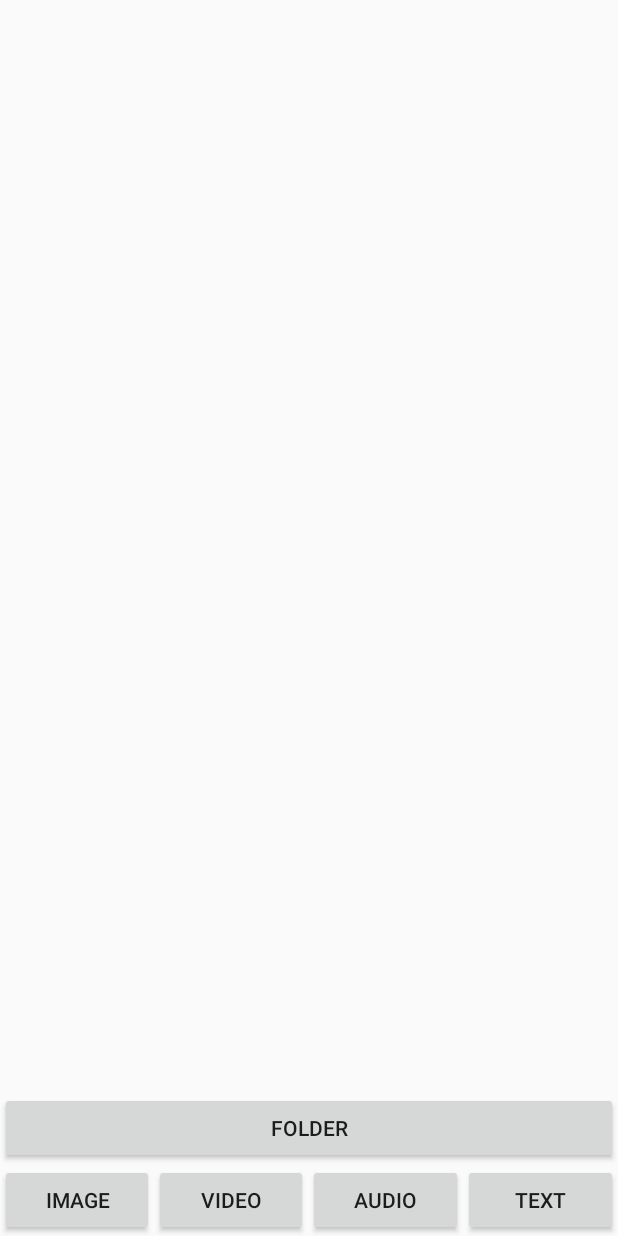
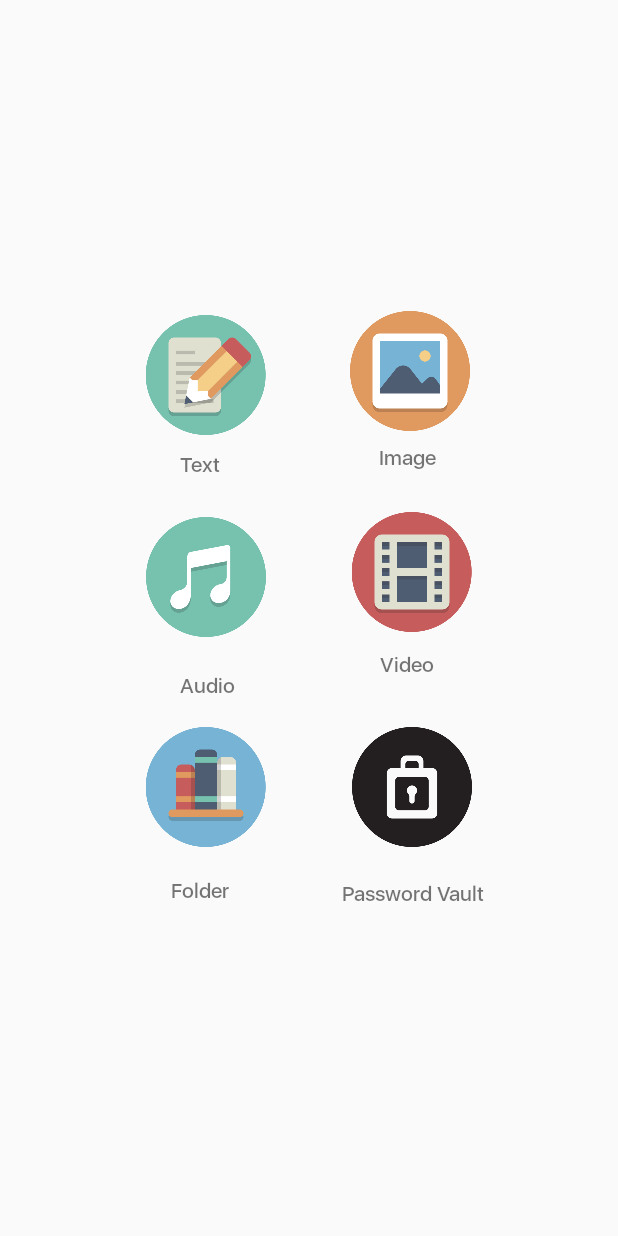
Before and after one commit to janaka-shamal/FileSecuritySystem2020, an Android app: the Home screen opened directly, with no data from a screen before it, on a phone screen of 412 x 824 dp. Run offline under Robolectric (Android 15) with nearby library versions, the phone set to English and light mode, and no system bars.

Commit message:
ui updated

```diff
--- a/app/src/main/res/layout/activity_home.xml
+++ b/app/src/main/res/layout/activity_home.xml
@@ -1,58 +1,166 @@
 <?xml version="1.0" encoding="utf-8"?>
-<RelativeLayout xmlns:android="http://schemas.android.com/apk/res/android"
+<androidx.constraintlayout.widget.ConstraintLayout xmlns:android="http://schemas.android.com/apk/res/android"
     xmlns:app="http://schemas.android.com/apk/res-auto"
     xmlns:tools="http://schemas.android.com/tools"
     android:layout_width="match_parent"
     android:layout_height="match_parent"
-    tools:context=".Home">
+    tools:context=".Home"
+    >
+
     <Button
+        android:id="@+id/folder"
+        android:layout_width="80dp"
+        android:layout_height="80dp"
+        android:background="@drawable/folder"
+        app:layout_constraintBottom_toBottomOf="parent"
+        app:layout_constraintEnd_toEndOf="parent"
+        app:layout_constraintHorizontal_bias="0.293"
+        app:layout_constraintStart_toStartOf="parent"
+        app:layout_constraintTop_toTopOf="parent"
+        app:layout_constraintVertical_bias="0.651"></Button>
+
+    <Button
+        android:id="@+id/img"
+        android:layout_width="80dp"
+        android:layout_height="80dp"
+        android:background="@drawable/image"
+        app:layout_constraintBottom_toTopOf="@+id/video"
+        app:layout_constraintEnd_toEndOf="parent"
+        app:layout_constraintHorizontal_bias="0.703"
+        app:layout_constraintStart_toStartOf="parent"
+        app:layout_constraintTop_toTopOf="parent"
+        app:layout_constraintVertical_bias="0.794"></Button>
+
+    <Button
+        android:id="@+id/video"
+        android:layout_width="80dp"
+        android:layout_height="80dp"
+        android:background="@drawable/video"
+        app:layout_constraintBottom_toBottomOf="parent"
+        app:layout_constraintEnd_toEndOf="parent"
+        app:layout_constraintHorizontal_bias="0.706"
+        app:layout_constraintStart_toStartOf="parent"
+        app:layout_constraintTop_toTopOf="parent"
+        app:layout_constraintVertical_bias="0.459"></Button>
+
+    <Button
+        android:id="@+id/audio"
+        android:layout_width="80dp"
+        android:layout_height="80dp"
+        android:layout_marginBottom="44dp"
+        android:background="@drawable/audio"
+        app:layout_constraintBottom_toBottomOf="parent"
+        app:layout_constraintEnd_toEndOf="parent"
+        app:layout_constraintHorizontal_bias="0.293"
+        app:layout_constraintStart_toStartOf="parent"
+        app:layout_constraintTop_toTopOf="parent"
+        app:layout_constraintVertical_bias="0.492"></Button>
+
+    <Button
+        android:id="@+id/txt"
+        android:layout_width="80dp"
+        android:layout_height="80dp"
         android:layout_weight="1"
+        android:background="@drawable/text"
+        app:layout_constraintBottom_toTopOf="@+id/audio"
+        app:layout_constraintEnd_toEndOf="parent"
+        app:layout_constraintHorizontal_bias="0.293"
+        app:layout_constraintStart_toStartOf="parent"
+        app:layout_constraintTop_toTopOf="parent"
+        app:layout_constraintVertical_bias="0.794"></Button>
+
+    <Button
+        android:id="@+id/password_vauld"
+        android:layout_width="80dp"
+        android:layout_height="80dp"
+        android:layout_weight="1"
+        android:background="@drawable/password_vault"
+        app:layout_constraintBottom_toBottomOf="parent"
+        app:layout_constraintEnd_toEndOf="parent"
+        app:layout_constraintHorizontal_bias="0.706"
+        app:layout_constraintStart_toStartOf="parent"
+        app:layout_constraintTop_toTopOf="parent"
+        app:layout_constraintVertical_bias="0.651"></Button>
+
+    <TextView
+        android:id="@+id/textView"
+        android:layout_width="wrap_content"
         android:layout_height="wrap_content"
-        android:layout_width="match_parent"
-        android:id="@+id/folder"
+        android:layout_marginStart="120dp"
+        android:text="Text"
+        android:fontFamily="@font/regular"
+        app:layout_constraintBottom_toTopOf="@+id/audio"
+        app:layout_constraintStart_toStartOf="parent"
+        app:layout_constraintTop_toBottomOf="@+id/txt"
+        app:layout_constraintVertical_bias="0.307" />
+
+    <TextView
+        android:id="@+id/textView2"
+        android:layout_width="wrap_content"
+        android:layout_height="wrap_content"
+        android:layout_marginTop="8dp"
+        android:text="Image"
+        android:fontFamily="@font/regular"
+        app:layout_constraintBottom_toTopOf="@+id/video"
+        app:layout_constraintEnd_toEndOf="parent"
+        app:layout_constraintHorizontal_bias="0.466"
+        app:layout_constraintStart_toEndOf="@+id/textView"
+        app:layout_constraintTop_toBottomOf="@+id/img"
+        app:layout_constraintVertical_bias="0.0" />
+
+    <TextView
+        android:id="@+id/textView3"
+        android:layout_width="wrap_content"
+        android:layout_height="wrap_content"
+        android:layout_marginStart="120dp"
+        android:layout_marginTop="9dp"
+        android:layout_marginBottom="16dp"
+        android:text="Audio"
+        android:fontFamily="@font/regular"
+        app:layout_constraintBottom_toTopOf="@+id/folder"
+        app:layout_constraintStart_toStartOf="parent"
+        app:layout_constraintTop_toBottomOf="@+id/audio"
+        app:layout_constraintVertical_bias="1.0" />
+
+    <TextView
+        android:id="@+id/textView4"
+        android:layout_width="wrap_content"
+        android:layout_height="wrap_content"
+        android:layout_marginTop="8dp"
+        android:fontFamily="@font/regular"
+        android:text="Video"
+        app:layout_constraintBottom_toTopOf="@+id/password_vauld"
+        app:layout_constraintEnd_toEndOf="parent"
+        app:layout_constraintHorizontal_bias="0.44"
+        app:layout_constraintStart_toEndOf="@+id/textView3"
+        app:layout_constraintTop_toBottomOf="@+id/video"
+        app:layout_constraintVertical_bias="0.111" />
+
+    <TextView
+        android:id="@+id/textView5"
+        android:layout_width="wrap_content"
+        android:layout_height="wrap_content"
+        android:layout_marginTop="19dp"
         android:text="Folder"
-        android:enabled="true"
-        android:layout_above="@id/layout_group"
-        ></Button>
-    <LinearLayout
-        android:id="@+id/layout_group"
-        android:layout_width="match_parent"
+        android:fontFamily="@font/regular"
+        app:layout_constraintBottom_toBottomOf="parent"
+        app:layout_constraintEnd_toEndOf="parent"
+        app:layout_constraintHorizontal_bias="0.306"
+        app:layout_constraintStart_toStartOf="parent"
+        app:layout_constraintTop_toBottomOf="@+id/folder"
+        app:layout_constraintVertical_bias="0.0" />
+
+    <TextView
+        android:id="@+id/textView6"
+        android:layout_width="wrap_content"
         android:layout_height="wrap_content"
-        android:layout_alignParentBottom="true"
+        android:text="Password Vault"
+        app:layout_constraintBottom_toBottomOf="parent"
+        app:layout_constraintEnd_toEndOf="parent"
+        app:layout_constraintHorizontal_bias="0.459"
+        android:fontFamily="@font/regular"
+        app:layout_constraintStart_toEndOf="@+id/textView5"
+        app:layout_constraintTop_toBottomOf="@+id/password_vauld"
+        app:layout_constraintVertical_bias="0.091" />
 
-        android:orientation="horizontal">
-        <Button
-            android:layout_width="0dp"
-            android:layout_weight="1"
-            android:layout_height="wrap_content"
-            android:id="@+id/img"
-            android:text="Image"
-            android:enabled="true"
-            ></Button>
-        <Button
-            android:layout_width="0dp"
-            android:layout_weight="1"
-            android:layout_height="wrap_content"
-            android:id="@+id/video"
-            android:text="Video"
-            android:enabled="true"
-            ></Button>
-        <Button
-            android:layout_width="0dp"
-            android:layout_weight="1"
-            android:layout_height="wrap_content"
-            android:id="@+id/audio"
-            android:text="Audio"
-            android:enabled="true"
-            ></Button>
-        <Button
-            android:layout_width="0dp"
-            android:layout_weight="1"
-            android:layout_height="wrap_content"
-            android:id="@+id/txt"
-            android:text="Text"
-            android:enabled="true"
-            ></Button>
-
-    </LinearLayout>
-</RelativeLayout>
+</androidx.constraintlayout.widget.ConstraintLayout>
```
Also changed, not shown: app/src/main/res/drawable/password_vault.png (added).
